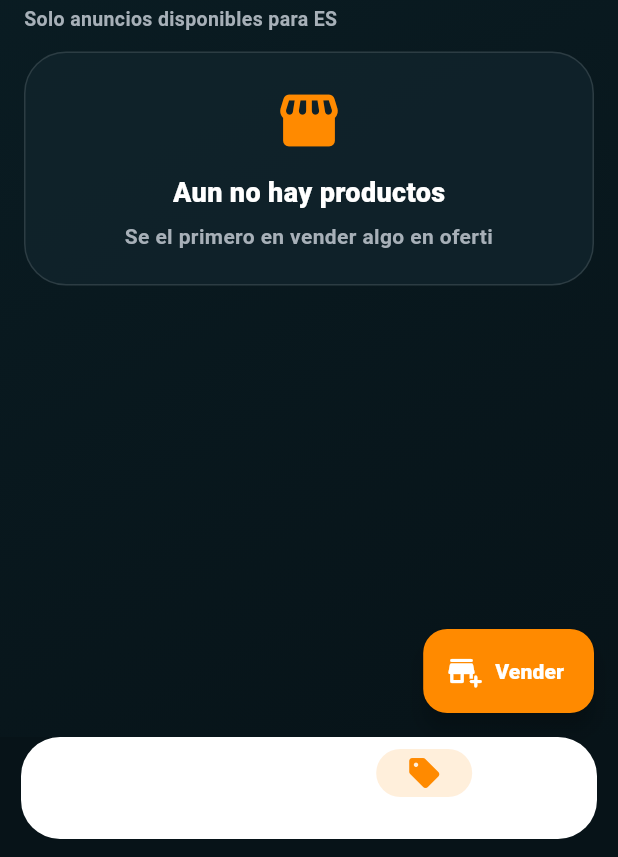
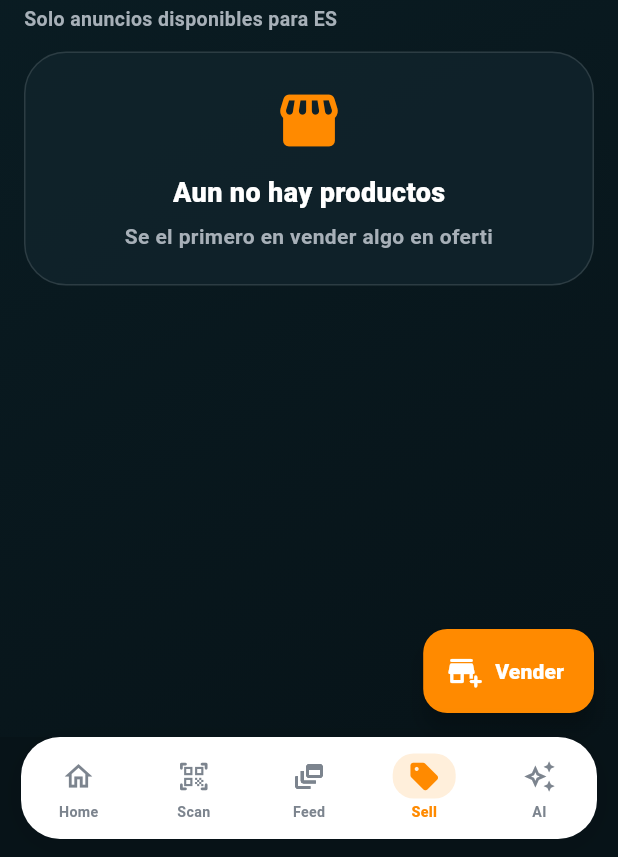
Before and after one commit to saidouabid3-crypto/ofertix-app, a Flutter app: the screen it shows after launch, item 4 of the bottom bar chosen, on a phone screen of 412 x 824 dp, the part 379-1236 px from its top. Run offline on Flutter 3.47's test engine with Material 3 defaults, Android fonts, the phone set to English and light mode, and no system bars; our stand-ins replace cached_network_image, cloud_firestore, easy_localization, firebase_auth, firebase_core, firebase_messaging and 12 more; missing offline and left inert: mobile_scanner; accounts and stored records are empty; network calls fail.

Commit message:
Fix bottom nav, profile pill and feed video lifecycle
Co-Authored-By: Claude Sonnet 4.6 <noreply@anthropic.com>

```diff
--- a/lib/core/navigation/app_shell.dart
+++ b/lib/core/navigation/app_shell.dart
@@ -23,27 +23,19 @@ class AppShell extends StatefulWidget {
 class _AppShellState extends State<AppShell> {
   int currentIndex = 0;
 
-  late final List<Widget> pages;
-
   @override
-  void initState() {
-    super.initState();
-
-    pages = [
+  Widget build(BuildContext context) {
+    final pages = [
       HomeScreen(),
-
       const ScanScreen(),
-
-      SmartReelsScreen(baseUrl: ApiConfig.baseUrl),
-
+      SmartReelsScreen(
+        baseUrl: ApiConfig.baseUrl,
+        isVisible: currentIndex == 2,
+      ),
       SellScreen(),
-
       AIAssistantScreen(),
     ];
-  }
 
-  @override
-  Widget build(BuildContext context) {
     return Scaffold(
       body: IndexedStack(index: currentIndex, children: pages),
 
--- a/lib/features/home/home_screen.dart
+++ b/lib/features/home/home_screen.dart
@@ -301,10 +301,14 @@ class _Header extends StatelessWidget {
             child: Row(
               mainAxisSize: MainAxisSize.min,
               children: [
-                Icon(Icons.stars_rounded, color: AppColors.orange, size: 18),
+                Icon(
+                  Icons.account_circle_rounded,
+                  color: AppColors.orange,
+                  size: 20,
+                ),
                 SizedBox(width: 5),
                 Text(
-                  'home.points'.tr(args: ['320']),
+                  'common.profile'.tr(),
                   style: TextStyle(
                     color: Color(0xFF9A4A00),
                     fontSize: 12,
--- a/lib/widgets/bottom_nav.dart
+++ b/lib/widgets/bottom_nav.dart
@@ -8,60 +8,99 @@ class BottomNav extends StatelessWidget {
 
   const BottomNav({super.key, required this.currentIndex, required this.onTap});
 
+  static const _icons = [
+    Icons.home_outlined,
+    Icons.qr_code_scanner_rounded,
+    Icons.dynamic_feed_outlined,
+    Icons.sell_outlined,
+    Icons.auto_awesome_outlined,
+  ];
+
+  static const _activeIcons = [
+    Icons.home,
+    Icons.qr_code_scanner_rounded,
+    Icons.dynamic_feed_rounded,
+    Icons.sell,
+    Icons.auto_awesome_rounded,
+  ];
+
+  static const _labelKeys = [
+    'common.home',
+    'common.scan',
+    'common.feed',
+    'common.sell',
+    'common.ai',
+  ];
+
   @override
   Widget build(BuildContext context) {
     return SafeArea(
       top: false,
       child: Padding(
         padding: const EdgeInsets.fromLTRB(14, 0, 14, 12),
-        child: ClipRRect(
-          borderRadius: BorderRadius.circular(26),
-          child: NavigationBar(
-            height: 68,
-            backgroundColor: Colors.white,
-            elevation: 8,
-            shadowColor: Colors.black.withValues(alpha: 0.10),
-            surfaceTintColor: Colors.white,
-            indicatorColor: AppColors.orange.withValues(alpha: 0.14),
-            selectedIndex: currentIndex,
-            labelBehavior: NavigationDestinationLabelBehavior.alwaysShow,
-            onDestinationSelected: onTap,
-            destinations: [
-              NavigationDestination(
-                icon: const Icon(Icons.home_outlined),
-                selectedIcon: const Icon(Icons.home, color: AppColors.orange),
-                label: 'common.home'.tr(),
-              ),
-              NavigationDestination(
-                icon: const Icon(Icons.qr_code_scanner_rounded),
-                selectedIcon: const Icon(
-                  Icons.qr_code_scanner_rounded,
-                  color: AppColors.orange,
-                ),
-                label: 'common.scan'.tr(),
-              ),
-              NavigationDestination(
-                icon: const Icon(Icons.dynamic_feed_outlined),
-                selectedIcon: const Icon(
-                  Icons.dynamic_feed_rounded,
-                  color: AppColors.orange,
-                ),
-                label: 'common.feed'.tr(),
-              ),
-              NavigationDestination(
-                icon: const Icon(Icons.sell_outlined),
-                selectedIcon: const Icon(Icons.sell, color: AppColors.orange),
-                label: 'common.sell'.tr(),
-              ),
-              NavigationDestination(
-                icon: const Icon(Icons.auto_awesome_outlined),
-                selectedIcon: const Icon(
-                  Icons.auto_awesome_rounded,
-                  color: AppColors.orange,
-                ),
-                label: 'common.ai'.tr(),
+        child: Container(
+          height: 68,
+          decoration: BoxDecoration(
+            color: Colors.white,
+            borderRadius: BorderRadius.circular(26),
+            boxShadow: [
+              BoxShadow(
+                color: Colors.black.withValues(alpha: 0.10),
+                blurRadius: 20,
+                offset: const Offset(0, 4),
               ),
             ],
+          ),
+          child: Row(
+            children: List.generate(5, (i) {
+              final selected = currentIndex == i;
+              return Expanded(
+                child: GestureDetector(
+                  onTap: () => onTap(i),
+                  behavior: HitTestBehavior.opaque,
+                  child: Column(
+                    mainAxisAlignment: MainAxisAlignment.center,
+                    children: [
+                      AnimatedContainer(
+                        duration: const Duration(milliseconds: 180),
+                        padding: const EdgeInsets.symmetric(
+                          horizontal: 10,
+                          vertical: 4,
+                        ),
+                        decoration: BoxDecoration(
+                          color: selected
+                              ? AppColors.orange.withValues(alpha: 0.14)
+                              : Colors.transparent,
+                          borderRadius: BorderRadius.circular(14),
+                        ),
+                        child: Icon(
+                          selected ? _activeIcons[i] : _icons[i],
+                          color: selected
+                              ? AppColors.orange
+                              : const Color(0xFF7C848E),
+                          size: 22,
+                        ),
+                      ),
+                      const SizedBox(height: 2),
+                      Text(
+                        _labelKeys[i].tr(),
+                        maxLines: 1,
+                        overflow: TextOverflow.ellipsis,
+                        style: TextStyle(
+                          color: selected
+                              ? AppColors.orange
+                              : const Color(0xFF7C848E),
+                          fontSize: 9.5,
+                          fontWeight: selected
+                              ? FontWeight.w800
+                              : FontWeight.w600,
+                        ),
+                      ),
+                    ],
+                  ),
+                ),
+              );
+            }),
           ),
         ),
       ),
```
